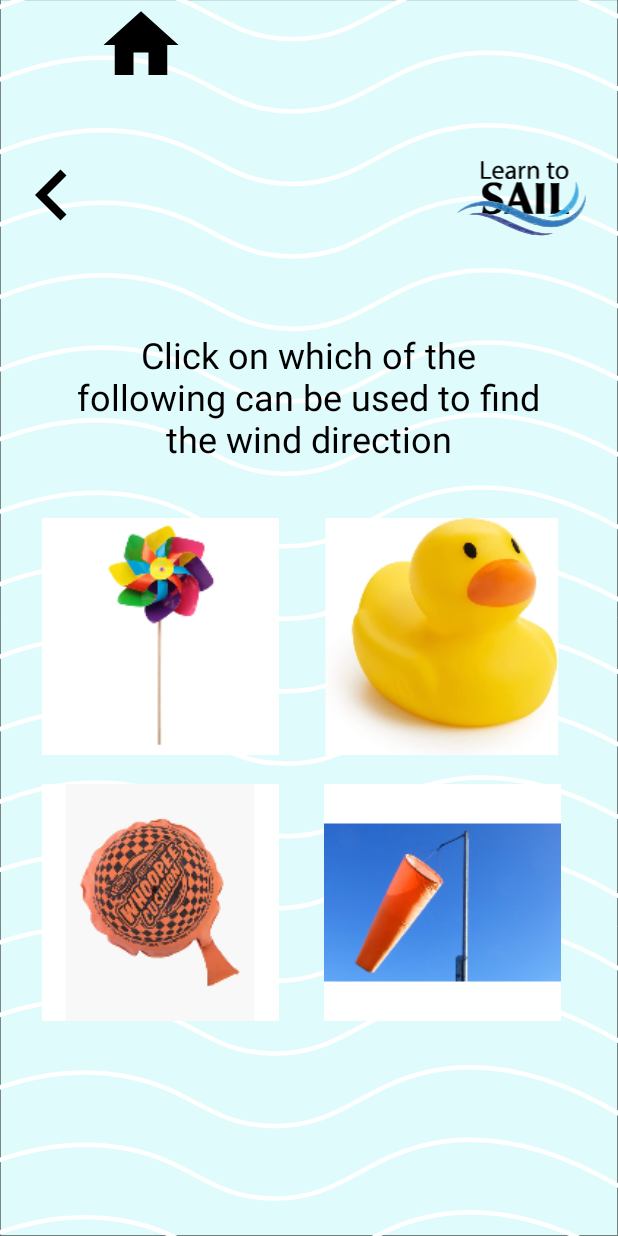
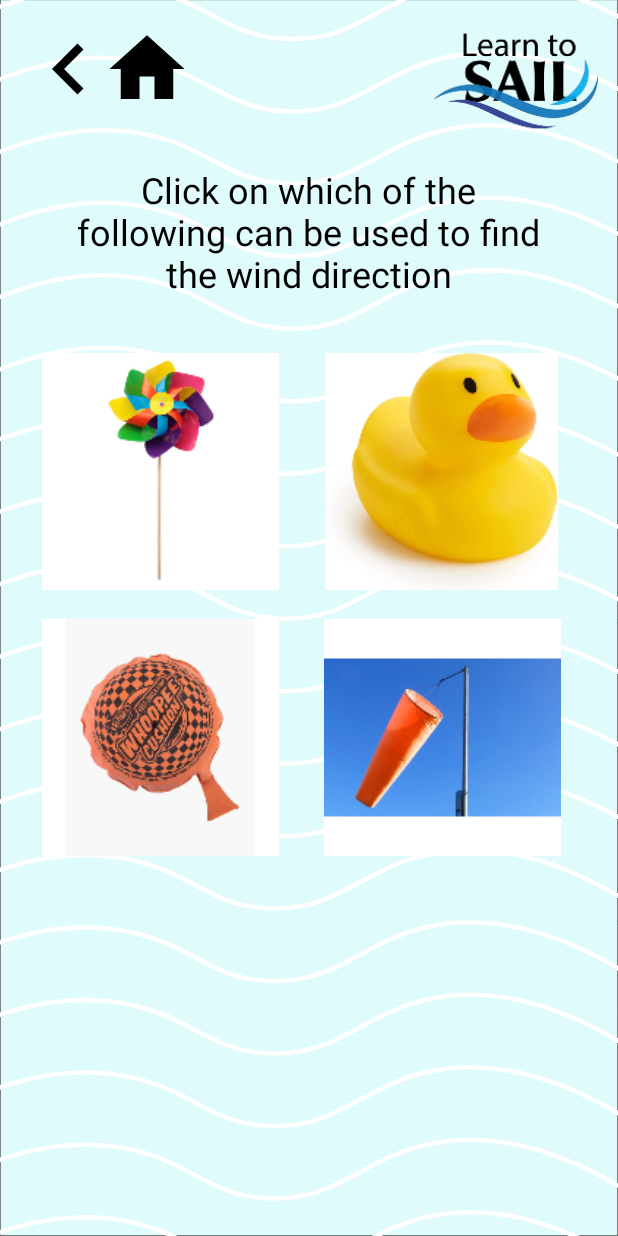
Before and after one commit to acmercer/LearnToSail, an Android app: the WindDirection screen opened directly, with no data from a screen before it, on a phone screen of 412 x 824 dp. Run offline under Robolectric (Android 15) with nearby library versions, the phone set to English and light mode, and no system bars; Roboto replaces fonts that are not available here.

Commit message:
Updates and changes

```diff
--- a/app/src/main/res/layout/learnpopup.xml
+++ b/app/src/main/res/layout/learnpopup.xml
@@ -11,10 +11,10 @@
         android:id="@+id/cardView"
         android:layout_width="381dp"
         android:layout_height="306dp"
-        android:layout_marginStart="12dp"
         android:layout_marginTop="176dp"
+        app:layout_constraintEnd_toEndOf="parent"
         app:layout_constraintStart_toStartOf="parent"
-        app:layout_constraintTop_toTopOf="parent" >
+        app:layout_constraintTop_toTopOf="parent">
 
         <androidx.constraintlayout.widget.ConstraintLayout
             android:layout_width="match_parent"
--- a/app/src/main/res/layout/winddirection.xml
+++ b/app/src/main/res/layout/winddirection.xml
@@ -78,40 +78,37 @@
         android:id="@+id/btnBoatBack4"
         android:layout_width="92dp"
         android:layout_height="92dp"
-        android:layout_marginEnd="168dp"
-        android:layout_marginBottom="44dp"
         android:adjustViewBounds="true"
         android:backgroundTint="#00FFFFFF"
         android:contentDescription="@string/design"
         android:scaleType="fitCenter"
         android:scrollbarThumbHorizontal="@drawable/ic_backbutton"
-        app:layout_constraintBottom_toBottomOf="@+id/imageView20"
-        app:layout_constraintEnd_toStartOf="@+id/imageView20"
+        app:layout_constraintStart_toStartOf="parent"
+        app:layout_constraintTop_toTopOf="parent"
         app:srcCompat="@drawable/ic_baseline_navigate_before_24"
         app:tint="@color/black"
         tools:ignore="DuplicateSpeakableTextCheck" />
 
     <ImageView
         android:id="@+id/imageView20"
-        android:layout_width="206dp"
-        android:layout_height="151dp"
-        android:layout_marginStart="248dp"
-        android:layout_marginBottom="604dp"
+        android:layout_width="135dp"
+        android:layout_height="110dp"
         android:contentDescription="@string/logodesc"
-        app:layout_constraintBottom_toBottomOf="parent"
-        app:layout_constraintStart_toStartOf="parent"
-        app:srcCompat="@drawable/ic_logosmall" />
+        app:layout_constraintEnd_toEndOf="parent"
+        app:layout_constraintTop_toTopOf="parent"
+        app:srcCompat="@mipmap/ic_smallerlogo_foreground" />
 
     <ImageButton
         android:id="@+id/btnBoatHome5"
         style="@android:style/Widget.ImageButton"
         android:layout_width="60dp"
         android:layout_height="60dp"
-        android:layout_marginEnd="124dp"
+        android:layout_marginStart="68dp"
+        android:layout_marginTop="16dp"
         android:background="#003C2727"
         android:contentDescription="@string/homebtn"
         android:scaleType="fitCenter"
-        app:layout_constraintEnd_toStartOf="@+id/imageView20"
+        app:layout_constraintStart_toStartOf="parent"
         app:layout_constraintTop_toTopOf="parent"
         app:srcCompat="@drawable/ic_baseline_home_24"
         app:tint="#000000"
```
Also changed, not shown: app/src/main/res/layout/activity_learn_boat_parts.xml (+12 -15 lines).
